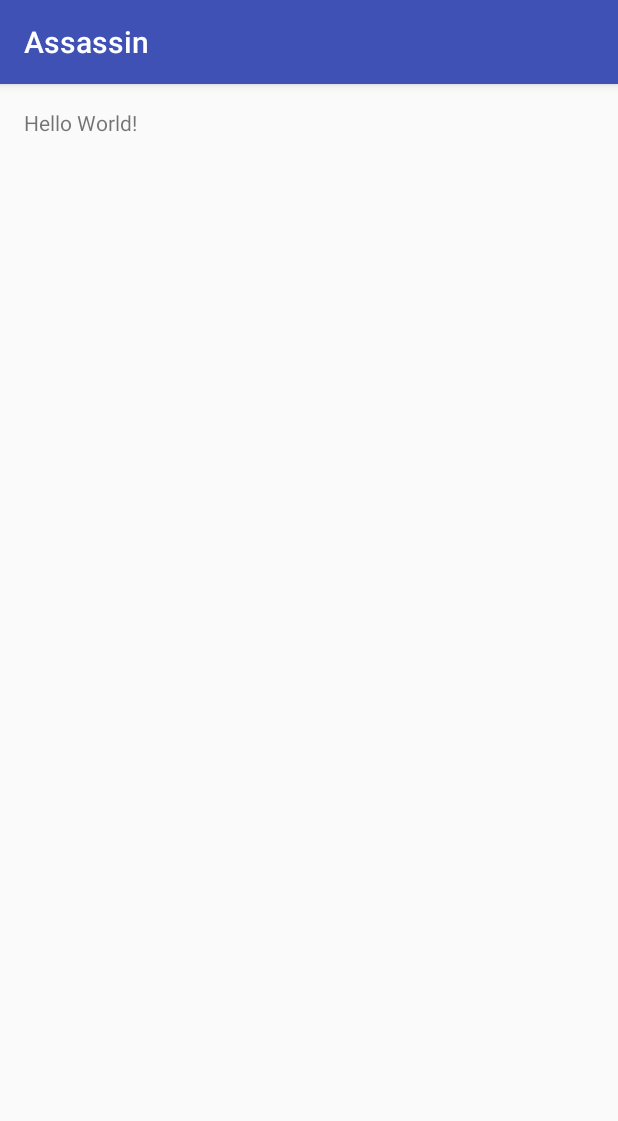
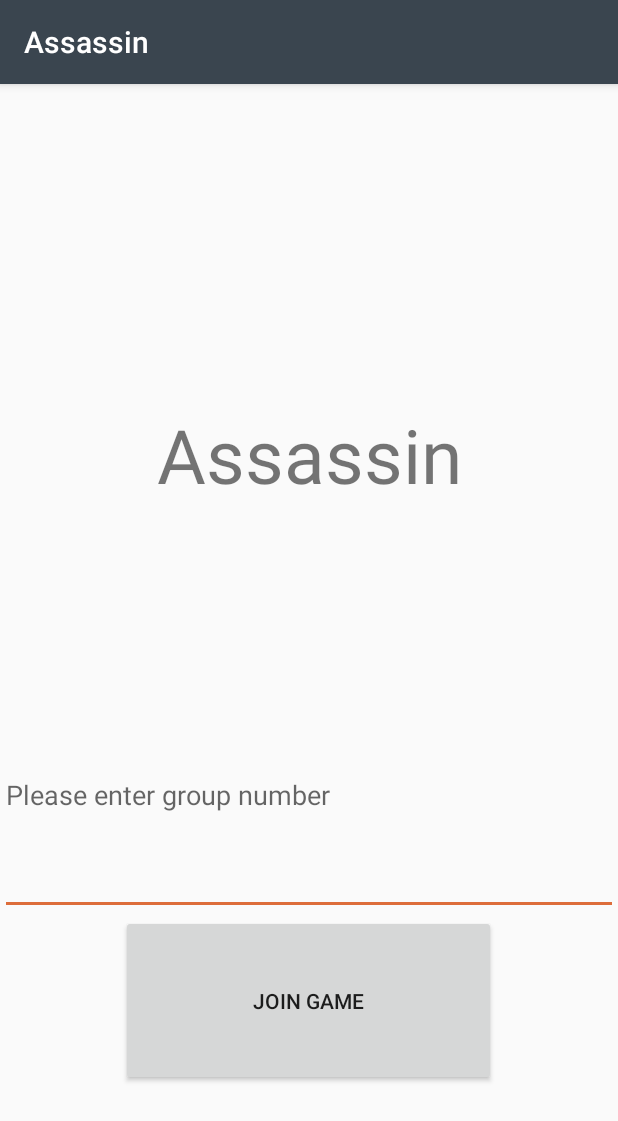
Before and after one commit to minterm/assassin, an Android app: the screen it shows after launch (MainActivity), on a phone screen of 412 x 824 dp. Shown: the top 1121 px of the screen. Run offline under Robolectric (Android 15) with nearby library versions, the phone set to English and light mode, and no system bars.

Commit message:
implement frontend of first two screens

```diff
--- a/Assassin/app/build.gradle
+++ b/Assassin/app/build.gradle
@@ -25,5 +25,7 @@ dependencies {
         exclude group: 'com.android.support', module: 'support-annotations'
     })
     compile 'com.android.support:appcompat-v7:25.1.0'
+    compile 'com.android.support:design:25.1.0'
     testCompile 'junit:junit:4.12'
+    compile 'com.google.android.gms:play-services-appindexing:8.4.0'
 }
--- a/Assassin/app/src/main/AndroidManifest.xml
+++ b/Assassin/app/src/main/AndroidManifest.xml
@@ -15,6 +15,11 @@
                 <category android:name="android.intent.category.LAUNCHER" />
             </intent-filter>
         </activity>
+        <activity android:name=".Info"></activity><!-- ATTENTION: This was auto-generated to add Google Play services to your project for
+     App Indexing.  See https://g.co/AppIndexing/AndroidStudio for more information. -->
+        <meta-data
+            android:name="com.google.android.gms.version"
+            android:value="@integer/google_play_services_version" />
     </application>
 
 </manifest>
--- a/Assassin/app/src/main/res/layout/activity_main.xml
+++ b/Assassin/app/src/main/res/layout/activity_main.xml
@@ -1,17 +1,30 @@
 <?xml version="1.0" encoding="utf-8"?>
-<RelativeLayout xmlns:android="http://schemas.android.com/apk/res/android"
+<LinearLayout
+    xmlns:android="http://schemas.android.com/apk/res/android"
     xmlns:tools="http://schemas.android.com/tools"
-    android:id="@+id/activity_main"
     android:layout_width="match_parent"
     android:layout_height="match_parent"
-    android:paddingBottom="@dimen/activity_vertical_margin"
-    android:paddingLeft="@dimen/activity_horizontal_margin"
-    android:paddingRight="@dimen/activity_horizontal_margin"
-    android:paddingTop="@dimen/activity_vertical_margin"
-    tools:context="com.example.andrewarifin.assassin.MainActivity">
-
+    android:orientation="vertical">
     <TextView
-        android:layout_width="wrap_content"
+        android:layout_width="match_parent"
         android:layout_height="wrap_content"
-        android:text="Hello World!" />
-</RelativeLayout>
+        android:gravity="center"
+        android:textSize="50sp"
+        android:layout_weight="2"
+        android:layout_marginTop="100sp"
+        android:text="@string/titleText"/>
+    <EditText
+        android:layout_width="match_parent"
+        android:layout_height="wrap_content"
+        android:layout_weight="1"
+        android:inputType="number"
+        android:hint="Please enter group number"/>
+    <Button
+        android:layout_width="250sp"
+        android:layout_height="0sp"
+        android:layout_weight="1"
+        android:layout_gravity="center"
+        android:layout_marginBottom="100sp"
+        android:text="Join Game"
+        android:onClick="joinGame"/>
+</LinearLayout>
--- a/Assassin/app/src/main/res/values/colors.xml
+++ b/Assassin/app/src/main/res/values/colors.xml
@@ -1,6 +1,6 @@
 <?xml version="1.0" encoding="utf-8"?>
 <resources>
-    <color name="colorPrimary">#3F51B5</color>
+    <color name="colorPrimary">#3A454F</color>
     <color name="colorPrimaryDark">#303F9F</color>
-    <color name="colorAccent">#FF4081</color>
+    <color name="colorAccent">#DD6D3A</color>
 </resources>
--- a/Assassin/app/src/main/res/values/dimens.xml
+++ b/Assassin/app/src/main/res/values/dimens.xml
@@ -2,4 +2,5 @@
     <!-- Default screen margins, per the Android Design guidelines. -->
     <dimen name="activity_horizontal_margin">16dp</dimen>
     <dimen name="activity_vertical_margin">16dp</dimen>
+    <dimen name="fab_margin">16dp</dimen>
 </resources>
--- a/Assassin/app/src/main/res/values/strings.xml
+++ b/Assassin/app/src/main/res/values/strings.xml
@@ -1,3 +1,5 @@
 <resources>
     <string name="app_name">Assassin</string>
+    <string name="title_activity_info">InfoActivity</string>
+    <string name="titleText">Assassin</string>
 </resources>
```
Also changed, not shown: Assassin/app/src/main/java/com/example/andrewarifin/assassin/Info.java (added, +13 -0 lines), Assassin/app/src/main/java/com/example/andrewarifin/assassin/MainActivity.java (+7 -0 lines), Assassin/app/src/main/res/layout/activity_info2.xml (added, +41 -0 lines), Assassin/app/src/main/res/layout/content_info.xml (added, +16 -0 lines), Assassin/app/src/main/res/values-v21/styles.xml (added, +9 -0 lines), Assassin/app/src/main/res/values/styles.xml (+9 -0 lines).
